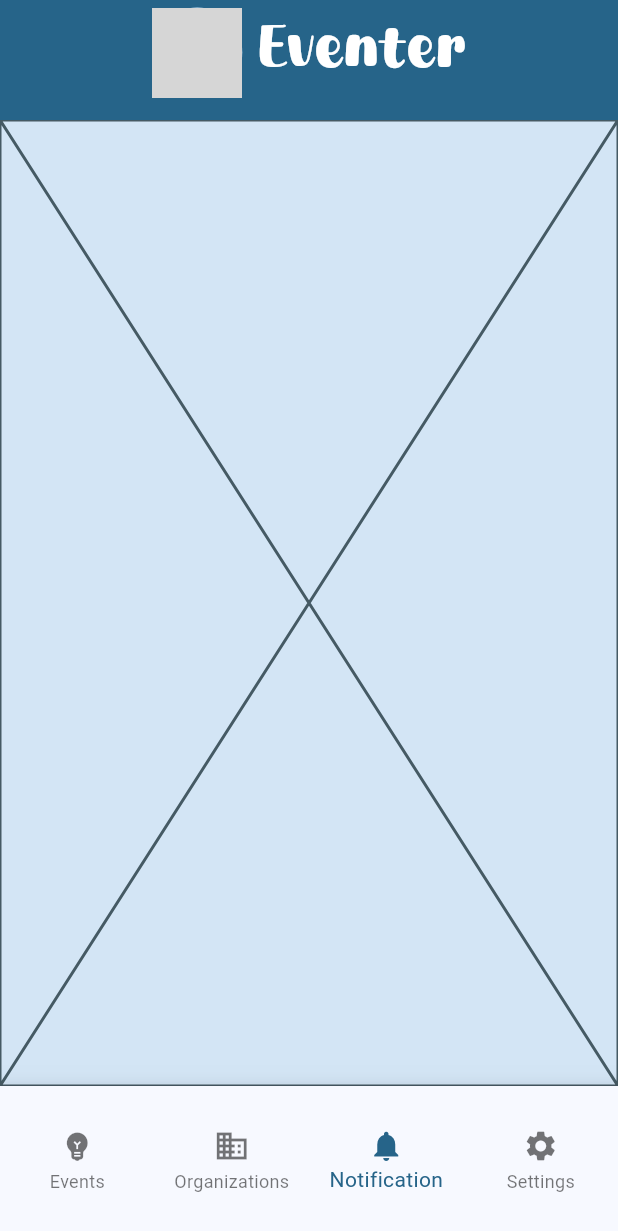
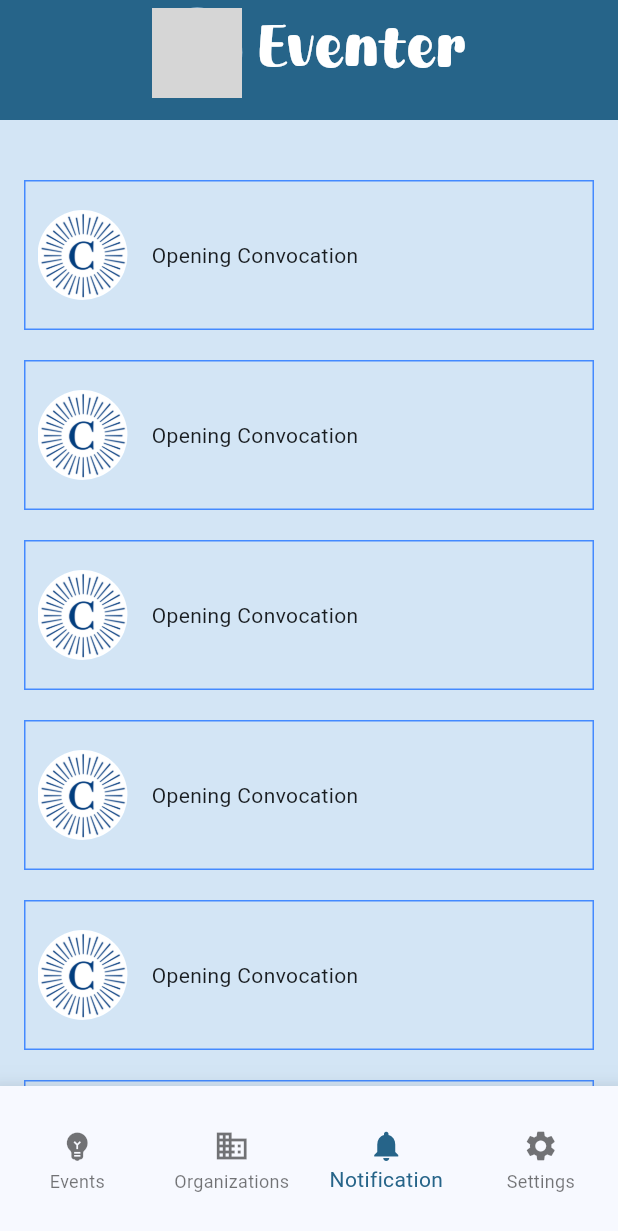
Before and after one commit to zzhang-qppi/Eventer, a Flutter app: the screen it shows after launch, item 3 of the bottom bar chosen, on a phone screen of 412 x 824 dp. Shown: the top 1231 px of the screen. Run offline on Flutter 3.47's test engine with Material 3 defaults, Android fonts, the phone set to English and light mode, and no system bars; network calls fail; grey boxes are pictures that could not be loaded.

Commit message:
Notification Page

```diff
--- a/lib/main.dart
+++ b/lib/main.dart
@@ -2,6 +2,7 @@ import 'package:flutter/material.dart';
 import 'package:eventer_main/eventfeedpage.dart' show EventFeedPage;
 import 'package:eventer_main/loginpage.dart' show LoginPage;
 import 'package:eventer_main/organizationpage.dart' show OrganizationPage;
+import 'package:eventer_main/notificationpage.dart' show NotificationPage;
 
 void main() {
   runApp(const MyApp());
@@ -137,7 +138,7 @@ class MyHomePageScaffold extends StatelessWidget {
         makeButtonText = "Make Org";
         break;
       case 2:
-        page = const Placeholder();
+        page = const NotificationPage();
         makeButtonText = "Make Org";
         break;
       case 3:
@@ -189,12 +190,11 @@ class MyHomePageScaffold extends StatelessWidget {
           ],
         ),
       ),
-      body: Expanded(
-        child: Container(
-          color: theme.colorScheme.secondaryContainer,
-          child: page
-        )
-      ),
+      body: Container(
+        width: double.infinity,
+        color: theme.colorScheme.secondaryContainer,
+        child: page
+        ),
       bottomNavigationBar: buildBottomNavBar(),
     );
   }
--- /dev/null
+++ b/lib/notificationpage.dart
@@ -0,0 +1,62 @@
+import 'package:flutter/material.dart';
+
+class NotificationPage extends StatelessWidget {
+  const NotificationPage({super.key});
+
+  @override
+  Widget build(BuildContext context) {
+    return SingleChildScrollView(
+      scrollDirection: Axis.vertical,
+      child: Column(
+          mainAxisSize: MainAxisSize.min,
+          children: [
+            SizedBox(height: 40),
+            NotificationCard(),
+            SizedBox(height: 20),
+            NotificationCard(),
+            SizedBox(height: 20),
+            NotificationCard(),
+            SizedBox(height: 20),
+            NotificationCard(),
+            SizedBox(height: 20),
+            NotificationCard(),
+            SizedBox(height: 20),
+            NotificationCard(),
+            SizedBox(height: 20),
+            NotificationCard(),
+          ],
+        ),
+      );
+  }
+}
+
+class NotificationCard extends StatelessWidget {
+  const NotificationCard({super.key});
+
+  @override
+  Widget build(BuildContext context) {
+    double screenWidth = MediaQuery.of(context).size.width;
+    return Container(
+      width: 380,
+      height: 100,
+      decoration: BoxDecoration(
+        border: Border.all(color: Colors.blueAccent)
+      ),
+      child: Row(
+        children: [
+          Padding(
+            padding: const EdgeInsets.all(8.0),
+            child: CircleAvatar(
+              radius: 30,
+              backgroundImage: AssetImage("assets/images/carletonlogo.png"),
+              ),
+          ),
+          Padding(
+            padding: const EdgeInsets.all(8.0),
+            child: Text("Opening Convocation"),
+          )
+        ],
+      ),
+    );
+  }
+}
--- a/pubspec.yaml
+++ b/pubspec.yaml
@@ -63,6 +63,9 @@ flutter:
     - family: LemonShakeShake
       fonts:
         - asset: assets/fonts/LemonShakeShake.ttf
+  assets:
+    - assets/images/
+
 
   # To add assets to your application, add an assets section, like this:
   # assets:
```
Also changed, not shown: assets/images/carletonlogo.png (added).
